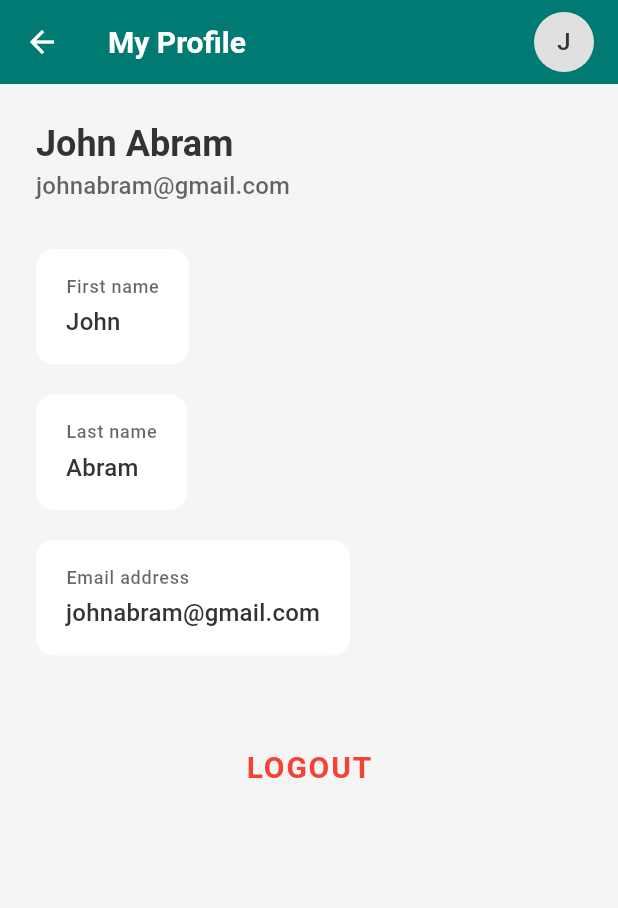
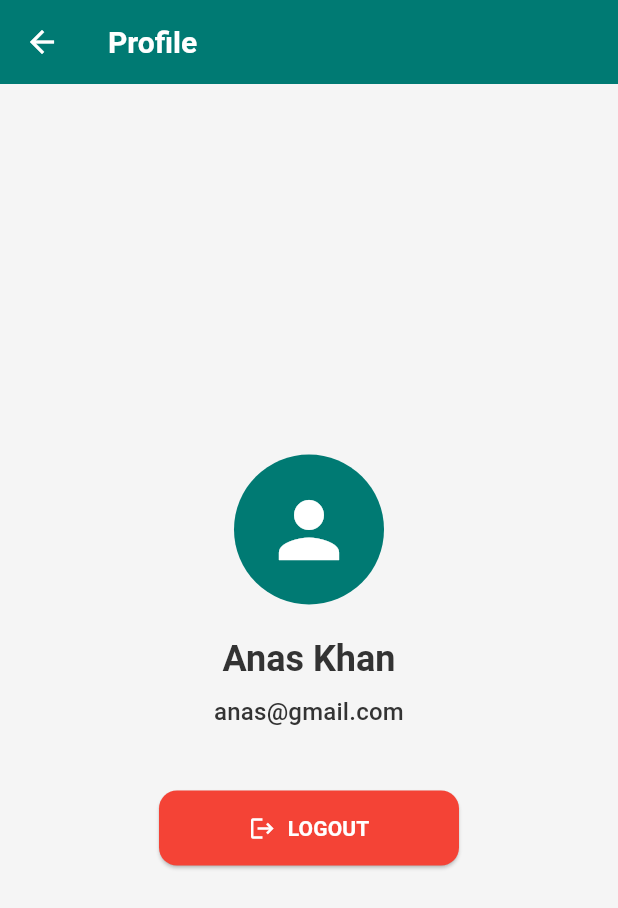
Before and after one commit to hassanrrraza/furniture, a Flutter app: the ProfileScreen screen opened directly, on a phone screen of 412 x 824 dp. Shown: the top 908 px of the screen. Run offline on Flutter 3.47's test engine with Material 3 defaults, Android fonts, the phone set to English and light mode, and no system bars; our stand-ins replace flutter_riverpod.

Commit message:
profile page updated with logout button

```diff
--- a/lib/src/features/profile/presentation/screens/profile_screen.dart
+++ b/lib/src/features/profile/presentation/screens/profile_screen.dart
@@ -1,131 +1,93 @@
 import 'package:flutter/material.dart';
+import 'package:furniture_app/src/features/auth/presentation/screens/login_screen.dart'; // Import LoginScreen
 
 class ProfileScreen extends StatelessWidget {
   const ProfileScreen({super.key});
 
-  // TODO: Fetch actual user data (name, email) from a service/state
-  final String _userName = 'John Abram';
-  final String _userEmail = 'johnabram@gmail.com';
-  final String _firstName = 'John';
-  final String _lastName = 'Abram';
+  // Mock data for UI display
+  final String _firstName = 'Anas';
+  final String _lastName = 'Khan';
+  final String _email = 'anas@gmail.com';
 
+  // Placeholder for logout functionality
   void _handleLogout(BuildContext context) {
-    // TODO: Implement actual logout logic (clear session, navigate to Login)
-    print('Logout Tapped');
-    // Example: Navigator.of(context).pushAndRemoveUntil(MaterialPageRoute(builder: (_) => LoginScreen()), (route) => false);
+    // In a real app, you'd clear user session, navigate to login, etc.
+    print('Logout tapped - Navigating to LoginScreen');
+    Navigator.of(context).pushAndRemoveUntil(
+      MaterialPageRoute(builder: (context) => const LoginScreen()),
+      (Route<dynamic> route) => false,
+    );
   }
 
   @override
   Widget build(BuildContext context) {
-    final theme = Theme.of(context);
+    final ThemeData theme = Theme.of(context);
 
     return Scaffold(
       appBar: AppBar(
-        leading: IconButton(
-          icon: const Icon(Icons.arrow_back),
-          onPressed: () {
-            // This assumes ProfileScreen is pushed onto the stack.
-            // If it's a root tab, different navigation might be needed or no back arrow.
-            if (Navigator.canPop(context)) {
-              Navigator.pop(context);
-            } else {
-              // Potentially navigate to home if it's a tab and we want to mimic back to home
-              // For now, this handles cases where it might be pushed.
-            }
-          },
+        title: const Text('Profile'),
+        // If this screen is always accessed via bottom nav, consider removing back button:
+        // automaticallyImplyLeading: false,
       ),
-        title: const Text('My Profile'),
-        actions: [
-          Padding(
-            padding: const EdgeInsets.only(right: 16.0),
-            child: CircleAvatar(
-              backgroundColor: Colors.grey[300], // Placeholder color
-              // backgroundImage: NetworkImage('USER_AVATAR_URL'), // TODO: Add user avatar image
-              child: Text(
-                _userName.isNotEmpty
-                    ? _userName[0].toUpperCase()
-                    : 'U', // Placeholder initial
-                style: TextStyle(color: theme.colorScheme.onSurfaceVariant),
+      body: Center(
+        // Center the content vertically and horizontally
+        child: Padding(
+          padding: const EdgeInsets.all(24.0),
+          child: Column(
+            mainAxisAlignment:
+                MainAxisAlignment.center, // Center column content
+            crossAxisAlignment: CrossAxisAlignment.center,
+            children: <Widget>[
+              CircleAvatar(
+                radius: 50,
+                backgroundColor: theme.colorScheme.primaryContainer,
+                child: Icon(
+                  Icons.person,
+                  size: 60,
+                  color: theme.colorScheme.onPrimaryContainer,
                 ),
               ),
-          ),
-        ],
-        // elevation: 0, // To match design if flat
-        // backgroundColor: theme.scaffoldBackgroundColor, // To match design if flat
-        // foregroundColor: theme.colorScheme.onSurface, // To match design if flat
-      ),
-      body: SingleChildScrollView(
-        padding: const EdgeInsets.all(24.0),
-        child: Column(
-          crossAxisAlignment: CrossAxisAlignment.start,
-          children: <Widget>[
+              const SizedBox(height: 20),
               Text(
-              _userName,
+                '$_firstName $_lastName',
                 style: theme.textTheme.headlineSmall?.copyWith(
                   fontWeight: FontWeight.bold,
                   color: theme.colorScheme.onSurface,
                 ),
+                textAlign: TextAlign.center,
               ),
+              const SizedBox(height: 8),
               Text(
-              _userEmail,
+                _email,
                 style: theme.textTheme.titleMedium?.copyWith(
-                color: theme.hintColor,
+                  color: theme.colorScheme.onSurfaceVariant,
                 ),
+                textAlign: TextAlign.center,
               ),
-            const SizedBox(height: 30),
-            _buildProfileDetailItem(theme,
-                label: 'First name', value: _firstName),
-            const SizedBox(height: 20),
-            _buildProfileDetailItem(theme,
-                label: 'Last name', value: _lastName),
-            const SizedBox(height: 20),
-            _buildProfileDetailItem(theme,
-                label: 'Email address', value: _userEmail),
-            const SizedBox(height: 50),
-            Center(
-              child: TextButton(
+              const SizedBox(height: 40), // Spacer before logout button
+              ElevatedButton.icon(
+                icon: const Icon(Icons.logout),
+                label: const Text('LOGOUT'),
                 onPressed: () => _handleLogout(context),
-                child: Text(
-                  'LOGOUT',
-                  style: theme.textTheme.titleLarge?.copyWith(
-                    color: theme.colorScheme.error, // Red color for logout
-                    fontWeight: FontWeight.bold,
-                    letterSpacing: 1.2,
-                  ),
+                style: ElevatedButton.styleFrom(
+                  backgroundColor: theme
+                      .colorScheme.errorContainer, // Or another distinct color
+                  foregroundColor: theme.colorScheme.onErrorContainer,
+                  padding:
+                      const EdgeInsets.symmetric(horizontal: 30, vertical: 15),
+                  textStyle: theme.textTheme.labelLarge
+                      ?.copyWith(fontWeight: FontWeight.bold),
+                  minimumSize:
+                      const Size(200, 50), // Ensure a good tap target size
+                  shape: RoundedRectangleBorder(
+                    borderRadius: BorderRadius.circular(
+                        12), // Consistent with app theme if applicable
                   ),
                 ),
               ),
             ],
           ),
         ),
-    );
-  }
-
-  Widget _buildProfileDetailItem(ThemeData theme,
-      {required String label, required String value}) {
-    return Container(
-      padding: const EdgeInsets.symmetric(vertical: 16.0, horizontal: 20.0),
-      decoration: BoxDecoration(
-        color: theme.colorScheme.surfaceContainerHighest, // Light background for fields
-        borderRadius: BorderRadius.circular(12.0),
-      ),
-      child: Column(
-        crossAxisAlignment: CrossAxisAlignment.start,
-        children: [
-          Text(
-            label,
-            style: theme.textTheme.labelSmall
-                ?.copyWith(color: theme.hintColor, fontSize: 12),
-          ),
-          const SizedBox(height: 4),
-          Text(
-            value,
-            style: theme.textTheme.titleMedium?.copyWith(
-              color: theme.colorScheme.onSurface,
-              fontWeight: FontWeight.w500,
-            ),
-          ),
-        ],
       ),
     );
   }
```
Lines whose indentation alone changed are shown as unchanged.
